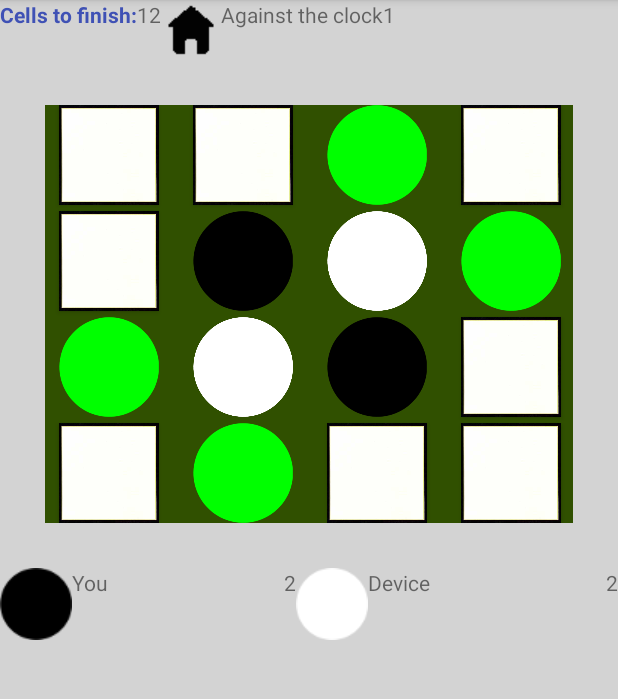
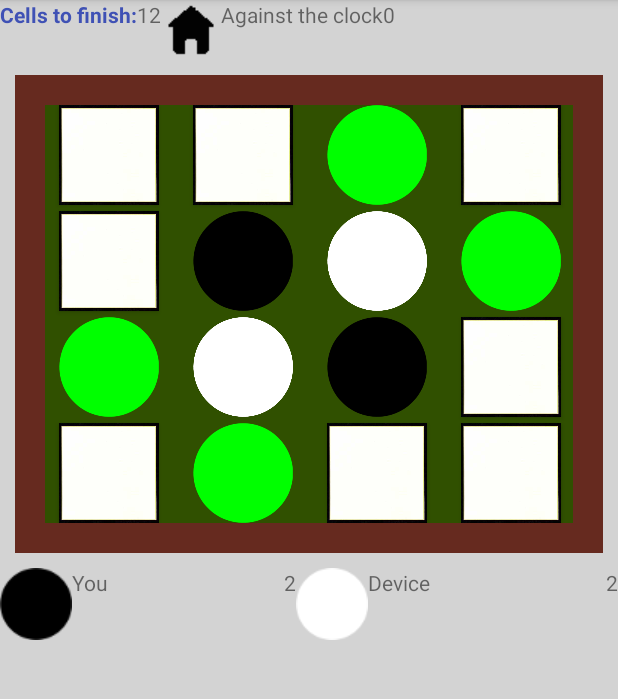
Before and after one commit to jaumeg3/AndroidPractReversi, an Android app: the ActivityGame screen opened directly, with no data from a screen before it, on a phone screen of 412 x 824 dp, the part 84-783 px from its top. Run offline under Robolectric (Android 15) with nearby library versions, the phone set to English and light mode, and no system bars; 1 statement that could not run was skipped.

Commit message:
Created the IA. Some errors when we check the end and when we want to get the possible cells.

```diff
--- a/app/src/main/java/agut_giralt/androidpractreversi/Variables.java
+++ /dev/null
@@ -1,16 +0,0 @@
-package agut_giralt.androidpractreversi;
-
-/**
- * Created by jaume on 20/04/17.
- */
-
-public class Variables {
-    public static String USER = "user";
-    public static String SIZE = "size";
-    public static String TIME = "time";
-
-    public static String GAMEBOARD = "gameBoard";
-
-    public static int PLAYER1 = 1;
-    public static int PLAYER2 = 2;
-}
--- a/app/src/main/java/agut_giralt/androidpractreversi/activities/ActivityGame.java
+++ b/app/src/main/java/agut_giralt/androidpractreversi/activities/ActivityGame.java
@@ -5,16 +5,17 @@ import android.support.v7.app.AppCompatActivity;
 import android.widget.GridView;
 import android.widget.TextView;
 
-import agut_giralt.androidpractreversi.GameBoard;
-import agut_giralt.androidpractreversi.ImageAdapter;
 import agut_giralt.androidpractreversi.R;
-import agut_giralt.androidpractreversi.Variables;
+import agut_giralt.androidpractreversi.utils.GameBoard;
+import agut_giralt.androidpractreversi.utils.ImageAdapter;
+import agut_giralt.androidpractreversi.utils.Variables;
 
 public class ActivityGame extends AppCompatActivity {
 
     private int SIZE;
     private boolean time;
     private String player1;
+    private int countDown = 40;
 
     private TextView cells, timing, score1, score2;
 
@@ -49,7 +50,7 @@ public class ActivityGame extends AppCompatActivity {
 
     private void initGame() {
         gameBoard = new GameBoard(SIZE);
-        gameBoard.initGameBoard();
+        gameBoard.initGameBoard(time, countDown);
     }
 
     private void getConfiguration() {
--- a/app/src/main/java/agut_giralt/androidpractreversi/activities/ActivityOptions.java
+++ b/app/src/main/java/agut_giralt/androidpractreversi/activities/ActivityOptions.java
@@ -12,7 +12,7 @@ import android.widget.RadioGroup;
 import android.widget.Toast;
 
 import agut_giralt.androidpractreversi.R;
-import agut_giralt.androidpractreversi.Variables;
+import agut_giralt.androidpractreversi.utils.Variables;
 
 public class ActivityOptions extends AppCompatActivity implements View.OnClickListener {
 
--- /dev/null
+++ b/app/src/main/java/agut_giralt/androidpractreversi/utils/ArtificialIntelligence.java
@@ -0,0 +1,66 @@
+package agut_giralt.androidpractreversi.utils;
+
+import java.util.List;
+
+/**
+ * Created by jaume on 24/04/17.
+ */
+
+class ArtificialIntelligence {
+    private static int size8[][] = {
+            {50, -1, 5, 2, 2, 5, -1, 50},
+            {-1, -10, 1, 1, 1, 1, -10, -1},
+            {5, 1, 1, 1, 1, 1, 1, 5},
+            {2, 1, 1, 0, 0, 1, 1, 2},
+            {2, 1, 1, 0, 0, 1, 1, 2},
+            {5, 1, 1, 1, 1, 1, 1, 5},
+            {-1, -10, 1, 1, 1, 1, -10, -1},
+            {50, -1, 5, 2, 2, 5, -1, 50}
+    };
+
+    private static int size6[][] = {
+            {50, -1, 5, 5, -1, 50},
+            {-1, -10, 1, 1, -10, -1},
+            {5, 1, 0, 0, 1, 5},
+            {5, 1, 0, 0, 1, 5},
+            {-1, -10, 1, 1, -10, -1},
+            {50, -1, 5, 5, -1, 50}
+    };
+
+    private static int size4[][] = {
+            {50, -10, -10, 50},
+            {-10, 0, 0, -10},
+            {-10, 0, 0, -10},
+            {50, -10, -10, 50}
+    };
+
+    private int[][] actual;
+    private int size;
+
+    ArtificialIntelligence(int size) {
+        this.size = size;
+        switch (this.size) {
+            case 4:
+                this.actual = size4;
+                break;
+            case 6:
+                this.actual = size6;
+                break;
+            case 8:
+                this.actual = size8;
+                break;
+        }
+    }
+
+    int getBestMovement(List<Integer> positions) {
+        int bestValue = -50;
+        int bestPosition = -1;
+        for (int x = 0; x < positions.size(); x++) {
+            if (this.actual[positions.get(x) / size][positions.get(x) % size] > bestValue) {
+                bestPosition = positions.get(x);
+                bestValue = this.actual[positions.get(x) / size][positions.get(x) % size];
+            }
+        }
+        return bestPosition;
+    }
+}
--- a/app/src/main/java/agut_giralt/androidpractreversi/GameBoard.java
+++ b/app/src/main/java/agut_giralt/androidpractreversi/utils/GameBoard.java
@@ -1,8 +1,7 @@
-package agut_giralt.androidpractreversi;
+package agut_giralt.androidpractreversi.utils;
 
 import android.os.Parcel;
 import android.os.Parcelable;
-import android.util.Log;
 
 import java.util.ArrayList;
 import java.util.HashMap;
@@ -10,7 +9,6 @@ import java.util.List;
 
 /**
  * Created by jaume on 20/04/17.
- *
  */
 
 public class GameBoard implements Parcelable {
@@ -25,6 +23,7 @@ public class GameBoard implements Parcelable {
             return new GameBoard[size];
         }
     };
+    boolean timeEnd = false;
     // CELL FREE = 0 / CELL PLAYER = 1 / CELL COMPUTER = 2
     private int turn = 1;
     private int size;
@@ -33,6 +32,7 @@ public class GameBoard implements Parcelable {
     private List<Integer> ComputerCells;
     private List<Integer> PossibleCells = new ArrayList<>();
     private HashMap<Integer, List<Integer>> cellsToChange = new HashMap<>();
+    private CountDown timer;
 
     public GameBoard(int size) {
         this.size = size;
@@ -44,7 +44,7 @@ public class GameBoard implements Parcelable {
         size = in.readInt();
     }
 
-    public void initGameBoard() {
+    public void initGameBoard(boolean withTime, int time) {
         UserCells = new ArrayList<>();
         ComputerCells = new ArrayList<>();
         for (int x = 0; x < this.size; x++) {
@@ -54,6 +54,10 @@ public class GameBoard implements Parcelable {
         }
         firstMoves();
         getPositionsPossible();
+        if (withTime) {
+            timer = new CountDown(time * Variables.SEGON, Variables.SEGON, this);
+            timer.start();
+        }
     }
 
     private void firstMoves() {
@@ -69,19 +73,14 @@ public class GameBoard implements Parcelable {
     }
 
     void fillCell(int position) {
-        Log.d("position", String.valueOf(position));
         if (this.turn == 1) {
             if (this.ComputerCells.contains(position)) {
-                Log.d("ComputerCell", ComputerCells.toString());
                 this.ComputerCells.remove(ComputerCells.indexOf(position));
-                Log.d("ComputerCell", ComputerCells.toString());
             }
-            Log.d("UserCell", UserCells.toString());
             if (!this.UserCells.contains(position)) {
                 this.UserCells.add(position);
                 gameBoard[position / size][position % size] = Variables.PLAYER1;
             }
-            Log.d("UserCell", UserCells.toString());
         } else {
             if (this.UserCells.contains(position)) {
                 this.UserCells.remove(UserCells.indexOf(position));
@@ -115,12 +114,11 @@ public class GameBoard implements Parcelable {
     }
 
     List<Integer> getCellsToChange(int position) {
-        Log.d("change", cellsToChange.toString());
         return cellsToChange.get(position);
     }
 
-    int getTurn() {
-        return this.turn;
+    int getTime() {
+        return (int) timer.getTime();
     }
 
     List<Integer> getPositionsPossibleCells() {
@@ -130,12 +128,10 @@ public class GameBoard implements Parcelable {
     void getPositionsPossible() {
         PossibleCells.clear();
         cellsToChange.clear();
-        Log.d("change1", cellsToChange.toString());
         for (int i = 0; i < size; i++) {
             for (int j = 0; j < size; j++) {
                 if (isValidMovement(i, j, turn)) {
                     PossibleCells.add((i * size) + j);
-                    Log.d("cells", PossibleCells.toString());
                 }
             }
         }
@@ -194,11 +190,9 @@ public class GameBoard implements Parcelable {
         boolean condition1 = gameBoard[row - 1][column - 1] == otherPlayer();
         boolean condition2 = false;
         List<Integer> path = new ArrayList<>();
-        Log.d("path1", path.toString());
         boolean find = false;
         for (int x = row, y = column; x >= 0 && y >= 0 && !find; x--, y--) {
             path.add(x * size + y);
-            Log.d("path", path.toString());
             if (gameBoard[x][y] == player && condition1) {
                 condition2 = true;
                 createPath(path, row * size + column);
@@ -329,9 +323,6 @@ public class GameBoard implements Parcelable {
         }
     }
 
-    //For save and recuperate the instances
-    //http://androcode.es/2012/12/trabajando-con-parcelables/
-
     private List<Integer> joinList(List<Integer> data, List<Integer> path) {
         for (int x = 0; x < path.size(); x++) {
             if (!data.contains(x)) {
@@ -343,7 +334,11 @@ public class GameBoard implements Parcelable {
 
     boolean isEnd() {
         return size * size - getPositionsUser().size() - getPositionsComputer().size() == 0;
+
     }
+
+    //For save and recuperate the instances
+    //http://androcode.es/2012/12/trabajando-con-parcelables/
 
     @Override
     public int describeContents() {
--- a/app/src/main/java/agut_giralt/androidpractreversi/ImageAdapter.java
+++ b/app/src/main/java/agut_giralt/androidpractreversi/utils/ImageAdapter.java
@@ -1,6 +1,8 @@
-package agut_giralt.androidpractreversi;
+package agut_giralt.androidpractreversi.utils;
 
+import android.app.Activity;
 import android.content.Context;
+import android.content.Intent;
 import android.view.View;
 import android.view.ViewGroup;
 import android.widget.BaseAdapter;
@@ -9,15 +11,18 @@ import android.widget.GridView;
 import android.widget.TextView;
 import android.widget.Toast;
 
+import agut_giralt.androidpractreversi.R;
+import agut_giralt.androidpractreversi.activities.ActivityResult;
+
 
 /**
- * Created by jaume on 19/04/17.
+ * Created by Jaume on 19/04/17.
  *
  */
 
 public class ImageAdapter extends BaseAdapter {
 
-    private Context mContext;
+    private Activity mContext;
     private GameBoard gameBoard;
     private TextView cells, timing, score1, score2;
     private boolean withTime;
@@ -26,9 +31,11 @@ public class ImageAdapter extends BaseAdapter {
     private int TIME = 40;
     private int timeLeft;
     private boolean posible = false;
+    private boolean intelligenceActivated = true; // Ho hem preparat per a que puguin jugar 2 jugadors
+    private ArtificialIntelligence ia;
 
 
-    public ImageAdapter(Context c, GameBoard gameBoard, String alias, int size,
+    public ImageAdapter(Activity c, GameBoard gameBoard, String alias, int size,
                         boolean withTime, TextView cells, TextView timing, TextView score1,
                         TextView score2) {
         mContext = c;
@@ -42,7 +49,12 @@ public class ImageAdapter extends BaseAdapter {
         this.score2 = score2;
         updateTextViews();
         this.timeLeft = TIME;
-        //updateTime();
+        updateTime();
+        this.ia = new ArtificialIntelligence(this.SIZE);
+    }
+
+    private void updateTime() {
+        timing.setText(String.valueOf(gameBoard.getTime()));
     }
 
     @Override
@@ -65,8 +77,17 @@ public class ImageAdapter extends BaseAdapter {
         Button btn;
         if (convertView == null) {
             btn = new Button(mContext);
-            btn.setLayoutParams(new GridView.LayoutParams(100, 100));
-            btn.setPadding(5, 5, 5, 5);
+            if (getCount() == 64) {
+                btn.setLayoutParams(new GridView.LayoutParams(45, 45));
+                btn.setPadding(5, 5, 5, 5);
+            } else if (getCount() == 36) {
+                btn.setLayoutParams(new GridView.LayoutParams(60, 60));
+                btn.setPadding(5, 5, 5, 5);
+            } else {
+                btn.setLayoutParams(new GridView.LayoutParams(100, 100));
+                btn.setPadding(5, 5, 5, 5);
+            }
+
         } else {
             btn = (Button) convertView;
         }
@@ -94,7 +115,18 @@ public class ImageAdapter extends BaseAdapter {
                 gameBoard.getPositionsComputer().size()));
         this.score1.setText(String.valueOf(gameBoard.getPositionsUser().size()));
         this.score2.setText(String.valueOf(gameBoard.getPositionsComputer().size()));
-        this.timing.setText(String.valueOf(gameBoard.getTurn()));
+    }
+
+    private void createNewActivity() {
+        Intent intent = new Intent(mContext, ActivityResult.class);
+        intent.putExtra(Variables.USER, alias);
+        intent.putExtra(Variables.TIME, withTime);
+        intent.putExtra(Variables.TIME_LEFT, timeLeft);
+        intent.putExtra(Variables.PLAYER1_SCORE, Integer.parseInt(score1.getText().toString()));
+        intent.putExtra(Variables.PLAYER2_SCORE, Integer.parseInt(score2.getText().toString()));
+        intent.putExtra(Variables.SIZE, SIZE);
+        mContext.startActivity(intent);
+        mContext.finish();
     }
 
     private class MyOnClickListener implements View.OnClickListener {
@@ -109,27 +141,29 @@ public class ImageAdapter extends BaseAdapter {
         public void onClick(View v) {
             if (gameBoard.getPositionsPossibleCells().contains(position)) {
                 doTheMovement(position);
+                if (intelligenceActivated && gameBoard.getPositionsPossibleCells().size() > 0) {
+                    doTheMovement(ia.getBestMovement(gameBoard.getPositionsPossibleCells()));
+                }
             } else {
                 Toast.makeText(context, "Invalid Movement. Try again", Toast.LENGTH_SHORT).show();
             }
         }
 
         private void doTheMovement(int position) {
-            if (withTime) {
-                Toast.makeText(context, "T", Toast.LENGTH_SHORT).show();
-            }
             fillTheCells(position);
             gameBoard.changeTurn();
             gameBoard.getPositionsPossible();
-            updateTextViews();
-            notifyDataSetChanged();
+            update();
             if (isFinal()) {
                 Toast.makeText(context, "Final", Toast.LENGTH_SHORT).show();
                 createNewActivity();
             }
         }
 
-        private void createNewActivity() {
+        private void update() {
+            updateTextViews();
+            updateTime();
+            notifyDataSetChanged();
         }
 
         private void fillTheCells(int position) {
@@ -140,8 +174,11 @@ public class ImageAdapter extends BaseAdapter {
         }
 
         private boolean isFinal() {
-            if (gameBoard.isEnd()) return true;
-            if (gameBoard.getPositionsPossibleCells().isEmpty() && posible) {
+            if (gameBoard.isEnd()) {
+                return true;
+            } else if (gameBoard.timeEnd) {
+                return true;
+            } else if (gameBoard.getPositionsPossibleCells().isEmpty() && posible) {
                 return true;
             } else if (gameBoard.getPositionsPossibleCells().isEmpty()) {
                 gameBoard.changeTurn();
@@ -154,7 +191,5 @@ public class ImageAdapter extends BaseAdapter {
                 return false;
             }
         }
-
-
     }
 }
--- a/app/src/main/res/layout/activity_game.xml
+++ b/app/src/main/res/layout/activity_game.xml
@@ -45,6 +45,7 @@
         android:layout_height="wrap_content"
         android:layout_below="@id/gameTop"
         android:layout_margin="10dp"
+        android:background="@color/colorBackground"
         android:padding="10dp">
 
         <GridView
```
Also changed, not shown: app/src/main/java/agut_giralt/androidpractreversi/activities/ActivityResult.java (+75 -1 lines), app/src/main/java/agut_giralt/androidpractreversi/utils/CountDown.java (added, +31 -0 lines), app/src/main/java/agut_giralt/androidpractreversi/utils/Variables.java (added, +21 -0 lines), app/src/main/res/values/strings.xml (+14 -0 lines).
